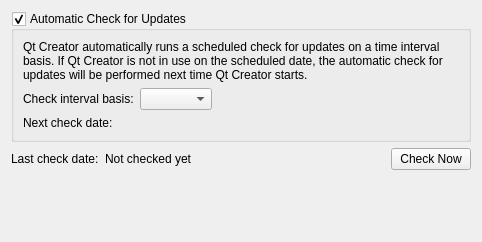
qt-creator/qt-creator, file src/plugins/updateinfo/settingspage.ui: the form before one commit.
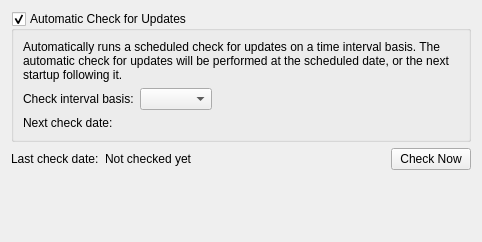
The form after the commit.

What changed in the file:
```diff
--- a/src/plugins/updateinfo/settingspage.ui
+++ b/src/plugins/updateinfo/settingspage.ui
@@ -42,7 +42,7 @@
          </sizepolicy>
         </property>
         <property name="text">
-         <string>Qt Creator automatically runs a scheduled check for updates on a time interval basis. If Qt Creator is not in use on the scheduled date, the automatic check for updates will be performed next time Qt Creator starts.</string>
+         <string>Automatically runs a scheduled check for updates on a time interval basis. The automatic check for updates will be performed at the scheduled date, or the next startup following it.</string>
         </property>
         <property name="wordWrap">
          <bool>true</bool>
```
